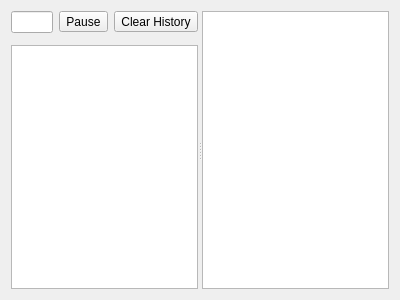
This is plugins/eventmonitor/eventmonitorwidget.ui in KDAB/GammaRay as Qt 5 draws it before an edit. The edited form follows.
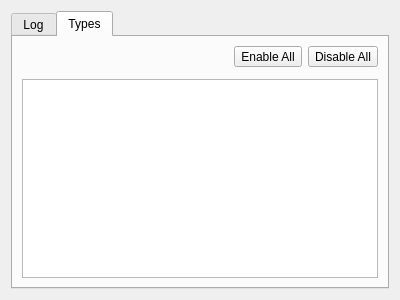
This is the edited form. Custom widgets are drawn as their Qt base class.

Commit message: Implement EventTypeModel

Patch:
```diff
--- a/plugins/eventmonitor/eventmonitorwidget.ui
+++ b/plugins/eventmonitor/eventmonitorwidget.ui
@@ -18,6 +18,16 @@
   </property>
   <layout class="QVBoxLayout" name="verticalLayout_3">
    <item>
+    <widget class="QTabWidget" name="tabWidget">
+     <property name="currentIndex">
+      <number>1</number>
+     </property>
+     <widget class="QWidget" name="tab">
+      <attribute name="title">
+       <string>Log</string>
+      </attribute>
+      <layout class="QHBoxLayout" name="horizontalLayout">
+       <item>
     <widget class="QSplitter" name="mainSplitter">
      <property name="orientation">
       <enum>Qt::Horizontal</enum>
@@ -68,6 +78,62 @@
           <enum>QAbstractItemView::ContiguousSelection</enum>
          </property>
         </widget>
+           </item>
+          </layout>
+         </widget>
+        </widget>
+       </item>
+      </layout>
+     </widget>
+     <widget class="QWidget" name="tab_2">
+      <attribute name="title">
+       <string>Types</string>
+      </attribute>
+      <layout class="QHBoxLayout" name="horizontalLayout_2">
+       <item>
+        <layout class="QVBoxLayout" name="verticalLayout_2">
+         <item>
+          <layout class="QHBoxLayout" name="toolbarLayout">
+           <property name="bottomMargin">
+            <number>6</number>
+           </property>
+           <item>
+            <spacer name="horizontalSpacer">
+             <property name="orientation">
+              <enum>Qt::Horizontal</enum>
+             </property>
+             <property name="sizeHint" stdset="0">
+              <size>
+               <width>40</width>
+               <height>20</height>
+              </size>
+             </property>
+            </spacer>
+           </item>
+           <item>
+            <widget class="QToolButton" name="selectAllButton">
+             <property name="text">
+              <string>Enable All</string>
+             </property>
+            </widget>
+           </item>
+           <item>
+            <widget class="QToolButton" name="deselectAllButton">
+             <property name="text">
+              <string>Disable All</string>
+             </property>
+            </widget>
+           </item>
+          </layout>
+         </item>
+         <item>
+          <widget class="GammaRay::DeferredTreeView" name="eventTypeTree">
+           <property name="uniformRowHeights">
+            <bool>true</bool>
+           </property>
+          </widget>
+         </item>
+        </layout>
        </item>
       </layout>
      </widget>
```
Left out of the diff: 2 changed lines with no effect on the pictures. Lines whose indentation alone changed are shown as unchanged. The commit also changes 6 other files.
